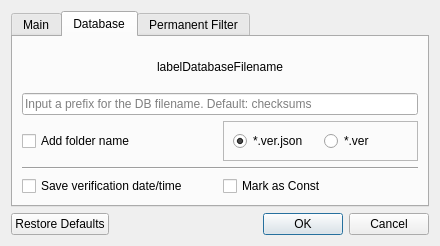
Above: src/dialogsettings.ui from artemvlas/veretino before the change. Below: the same form after it.
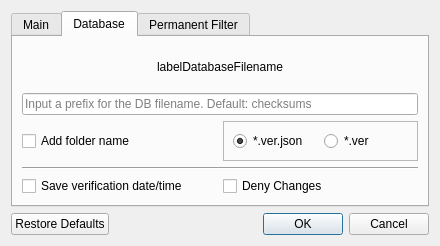
That is the form after the change. The open tabs and pages were chosen to show the change.

Commit message: setting renamed

```diff
--- a/src/dialogsettings.ui
+++ b/src/dialogsettings.ui
@@ -210,7 +210,7 @@
 to prevent changes from being made.</string>
          </property>
          <property name="text">
-          <string>Mark as Const</string>
+          <string>Deny Changes</string>
          </property>
         </widget>
        </item>
```
The commit also changes 1 other file.
